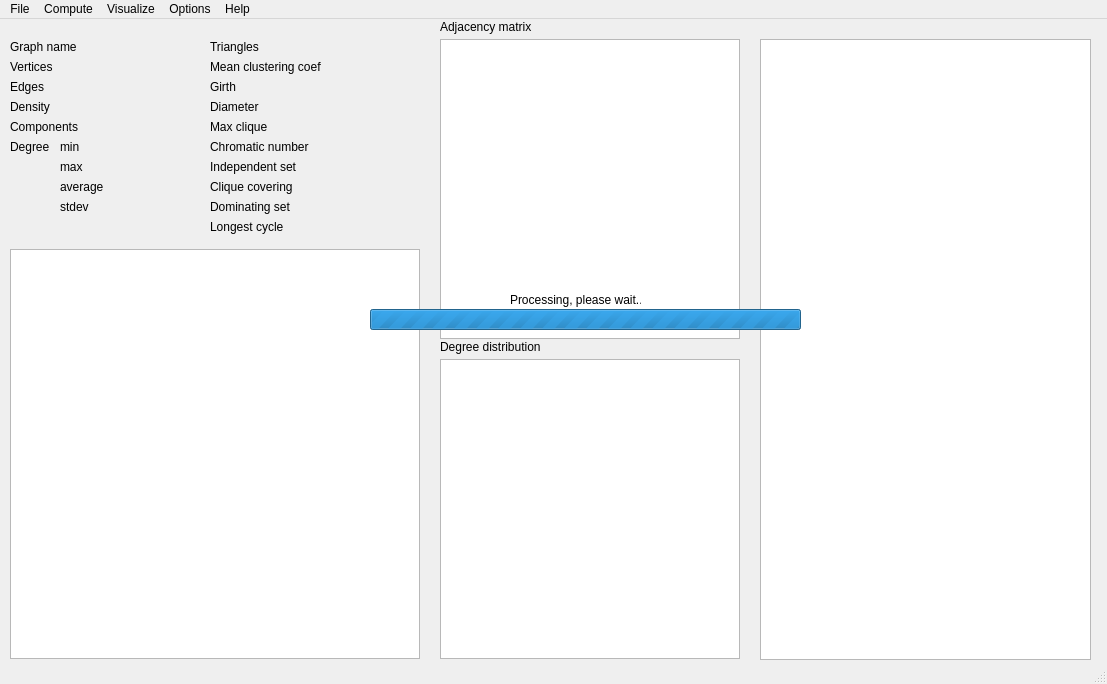
Above: GraphCombEx/mainwindow.ui from davidchalupa/GraphCombEx before the change. Below: the same form after it.
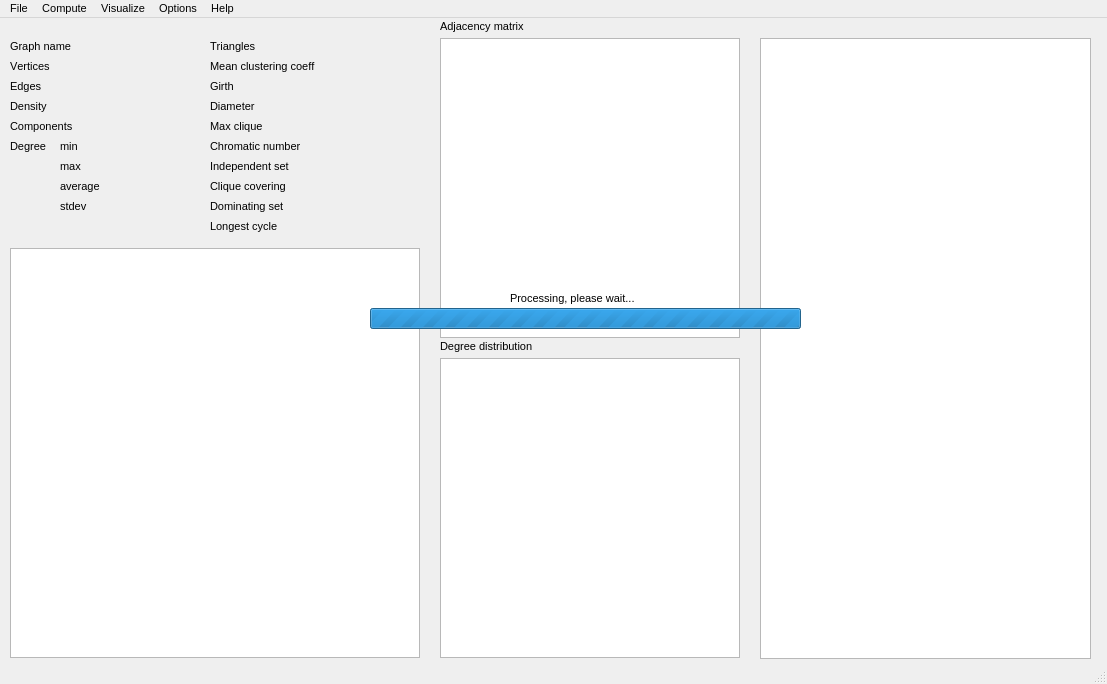
That is the form after the change.

```diff
--- a/GraphCombEx/mainwindow.ui
+++ b/GraphCombEx/mainwindow.ui
@@ -10,6 +10,25 @@
     <height>684</height>
    </rect>
   </property>
+  <property name="minimumSize">
+   <size>
+    <width>1107</width>
+    <height>684</height>
+   </size>
+  </property>
+  <property name="maximumSize">
+   <size>
+    <width>1107</width>
+    <height>684</height>
+   </size>
+  </property>
+  <property name="font">
+   <font>
+    <pointsize>8</pointsize>
+    <italic>false</italic>
+    <kerning>false</kerning>
+   </font>
+  </property>
   <property name="windowTitle">
    <string>Graph Combinatorial Explorer 1.0</string>
   </property>
@@ -248,7 +267,7 @@
      <string>&lt;!DOCTYPE HTML PUBLIC &quot;-//W3C//DTD HTML 4.0//EN&quot; &quot;http://www.w3.org/TR/REC-html40/strict.dtd&quot;&gt;
 &lt;html&gt;&lt;head&gt;&lt;meta name=&quot;qrichtext&quot; content=&quot;1&quot; /&gt;&lt;style type=&quot;text/css&quot;&gt;
 p, li { white-space: pre-wrap; }
-&lt;/style&gt;&lt;/head&gt;&lt;body style=&quot; font-family:'MS Shell Dlg 2'; font-size:7.8pt; font-weight:400; font-style:normal;&quot;&gt;
+&lt;/style&gt;&lt;/head&gt;&lt;body style=&quot; font-family:'MS Shell Dlg 2'; font-size:8pt; font-weight:400; font-style:normal;&quot;&gt;
 &lt;p style=&quot;-qt-paragraph-type:empty; margin-top:0px; margin-bottom:0px; margin-left:0px; margin-right:0px; -qt-block-indent:0; text-indent:0px; font-size:8.25pt;&quot;&gt;&lt;br /&gt;&lt;/p&gt;&lt;/body&gt;&lt;/html&gt;</string>
     </property>
    </widget>
@@ -605,7 +624,7 @@
      <rect>
       <x>210</x>
       <y>40</y>
-      <width>111</width>
+      <width>131</width>
       <height>16</height>
      </rect>
     </property>
@@ -633,7 +652,7 @@
      <x>0</x>
      <y>0</y>
      <width>1107</width>
-     <height>21</height>
+     <height>19</height>
     </rect>
    </property>
    <widget class="QMenu" name="menuGraph_Explorer_0_2">
```
Left out of the diff: 26 changed lines with no effect on the pictures.
